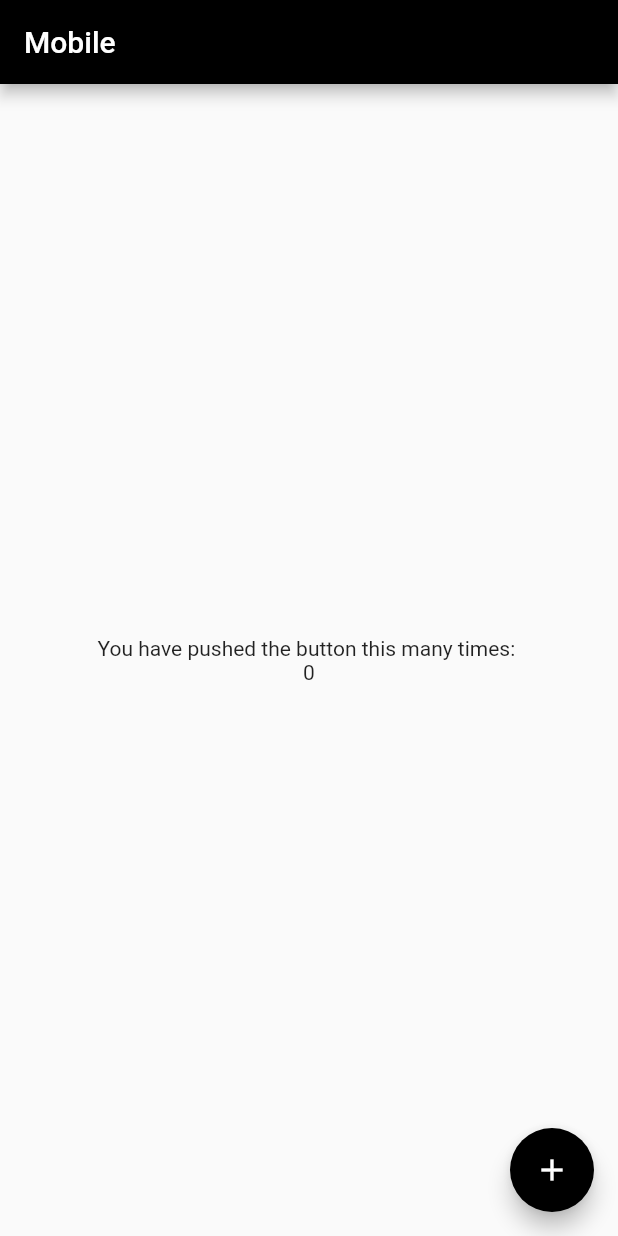
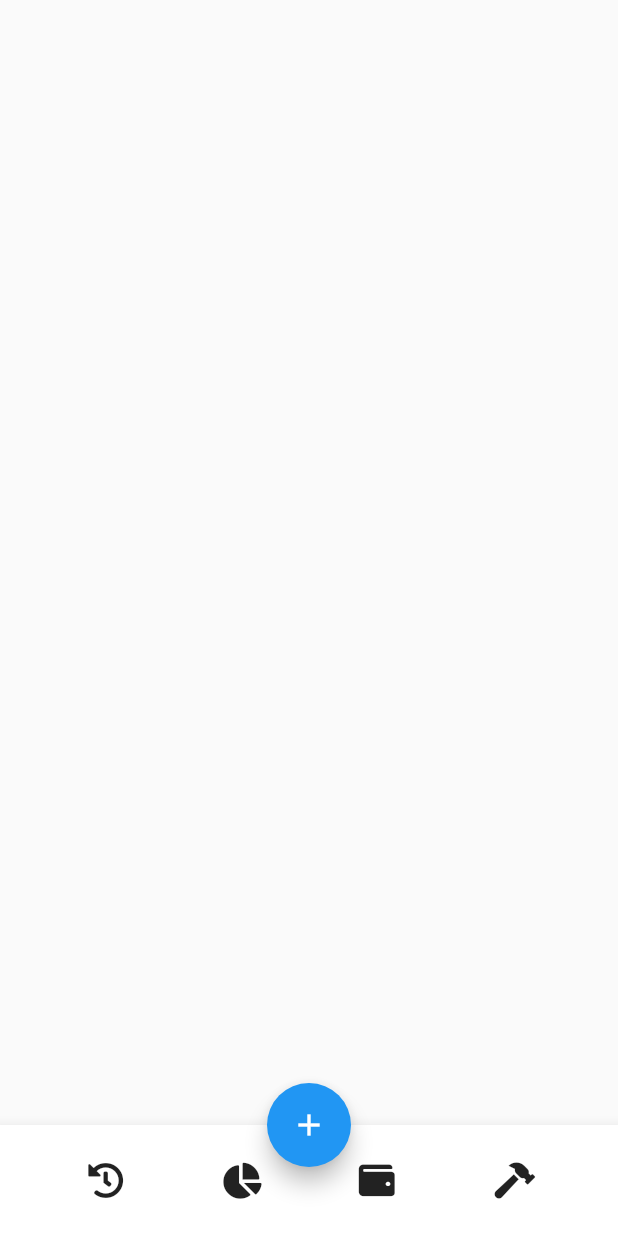
Before and after one commit to gjortega84/eco_home, a Flutter app: the screen it shows after launch, on a phone screen of 412 x 824 dp. Run offline on Flutter 3.47's test engine with Material 2 defaults, Android fonts, the phone set to English and light mode, and no system bars; our stand-ins replace equatable, font_awesome_flutter, get_it, logger, provider_architecture, responsive_builder.

Commit message:
creacion de la barra inferior

```diff
--- a/lib/core/locator.dart
+++ b/lib/core/utils/locator.dart
@@ -1,5 +1,5 @@
 
-import '../core/services/navigator_service.dart';
+import 'package:eco_home/core/services/navigator_service.dart';
 import 'package:get_it/get_it.dart';
 import 'package:logger/logger.dart';
 
--- a/lib/core/providers.dart
+++ b/lib/core/utils/providers.dart
@@ -1,8 +1,7 @@
+import 'package:eco_home/core/services/navigator_service.dart';
 import 'package:provider/single_child_widget.dart';
-
-import '../core/locator.dart';
-import '../core/services/navigator_service.dart';
 import 'package:provider/provider.dart';
+import 'locator.dart';
 
 class ProviderInjector {
   static List<SingleChildWidget> providers = [
--- a/lib/views/home/home_mobile.dart
+++ b/lib/views/home/home_mobile.dart
@@ -8,29 +8,31 @@ class _HomeMobile extends StatelessWidget {
   @override
   Widget build(BuildContext context) {
     return Scaffold(
-      appBar: AppBar(
-        title: Text('Mobile'),
-        backgroundColor: Colors.black,
-      ),
-      body: Center(
-        child: Column(
-          mainAxisAlignment: MainAxisAlignment.center,
-          children: <Widget>[
-            Text(
-              'You have pushed the button this many times: ',
-              style: TextStyle(fontSize: 14),
-            ),
-            Text(
-              '${viewModel.counter}',
-            ),
+      bottomNavigationBar: BottomAppBar(
+        child: Row(
+          mainAxisAlignment: MainAxisAlignment.spaceEvenly,
+          mainAxisSize: MainAxisSize.max,
+          children: [
+            _getActionButton(FontAwesomeIcons.history),
+            _getActionButton(FontAwesomeIcons.chartPie),
+            _getActionButton(FontAwesomeIcons.wallet),
+            _getActionButton(FontAwesomeIcons.hammer),
           ],
         ),
       ),
-      floatingActionButton: FloatingActionButton(
-        child: Icon(Icons.add),
-        onPressed: viewModel.increment,
-        backgroundColor: Colors.black,
+      floatingActionButtonLocation: FloatingActionButtonLocation.centerDocked,
+      floatingActionButton:
+          FloatingActionButton(child: Icon(Icons.add), onPressed: () {}),
+    );
+  }
+
+  Widget _getActionButton(IconData iconData) {
+    return InkWell(
+      child: Padding(
+        padding: const EdgeInsets.symmetric(vertical: 25, horizontal: 8),
+        child: Icon(iconData),
       ),
+      onTap: () {},
     );
   }
 }
--- a/lib/views/home/home_view.dart
+++ b/lib/views/home/home_view.dart
@@ -1,5 +1,6 @@
 library home_view;
 
+import 'package:font_awesome_flutter/font_awesome_flutter.dart';
 import 'package:provider_architecture/provider_architecture.dart';
 import 'package:responsive_builder/responsive_builder.dart';
 import 'package:flutter/material.dart';
--- a/pubspec.yaml
+++ b/pubspec.yaml
@@ -14,6 +14,7 @@ dependencies:
     logger: ^1.0.0
     get_it: ^7.1.3
     equatable: ^2.0.3
+    font_awesome_flutter: ^9.1.0
 dev_dependencies:
     flutter_test:
         sdk: flutter
```
Also changed, not shown: lib/core/utils/logger.dart (renamed from lib/core/logger.dart), pubspec.lock.
